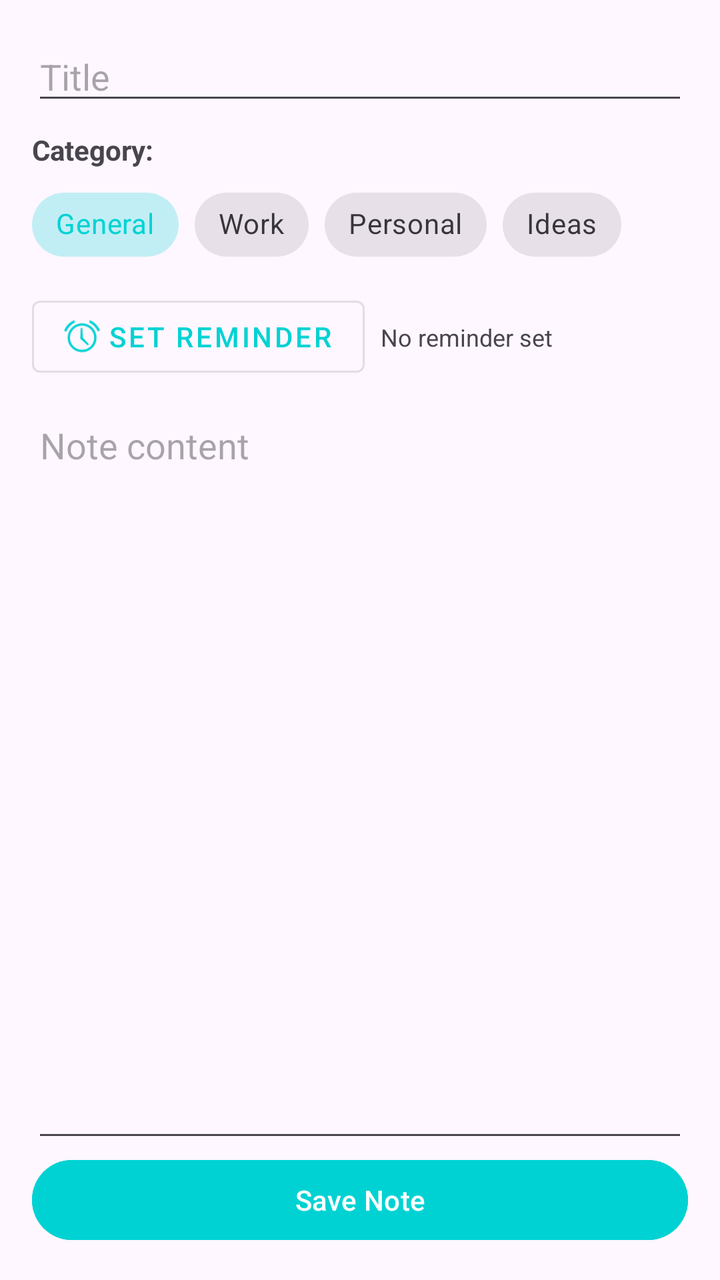
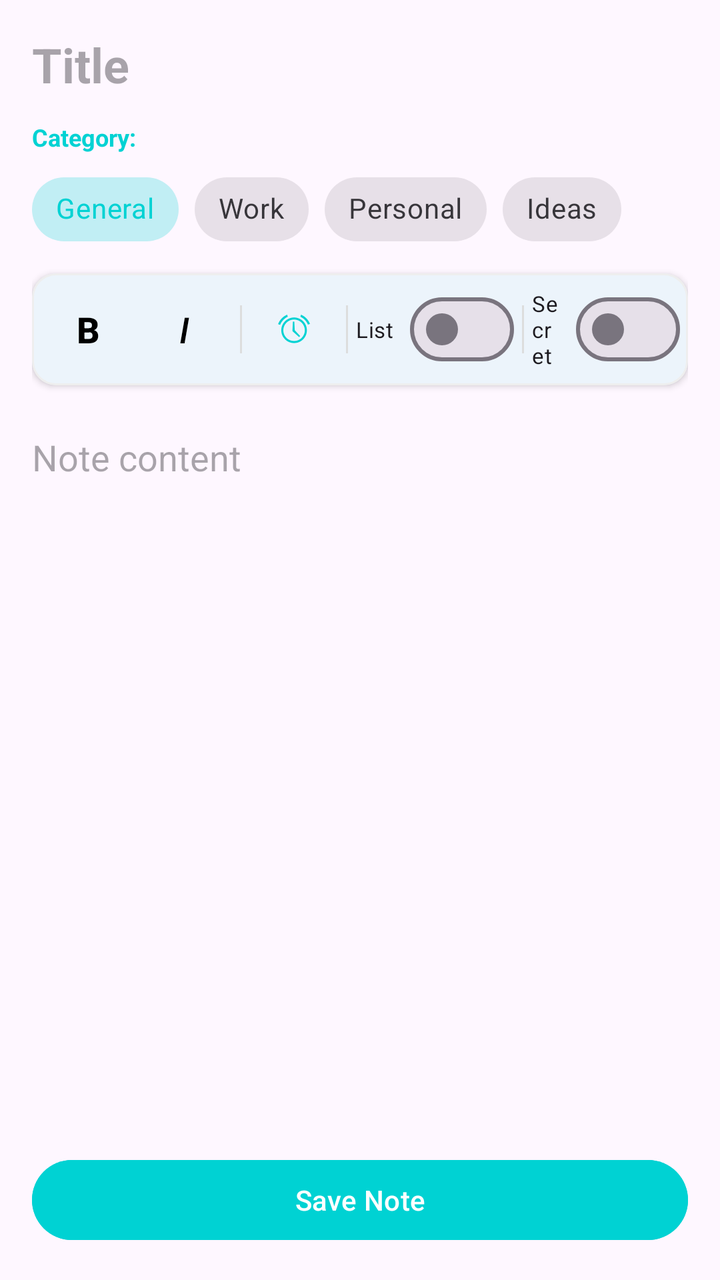

Two renders of the same Android screen: before a commit and after it. Below are the layout's source before the change and the commit's diff.
<!-- AndroidManifest.xml: application theme Theme.Task -->
<!-- res/layout/fragment_second.xml -->
<?xml version="1.0" encoding="utf-8"?>
<androidx.constraintlayout.widget.ConstraintLayout xmlns:android="http://schemas.android.com/apk/res/android"
    xmlns:app="http://schemas.android.com/apk/res-auto"
    xmlns:tools="http://schemas.android.com/tools"
    android:layout_width="match_parent"
    android:layout_height="match_parent"
    android:padding="16dp"
    tools:context=".SecondFragment">

    <EditText
        android:id="@+id/edit_text_title"
        android:layout_width="0dp"
        android:layout_height="wrap_content"
        android:hint="@string/note_title_hint"
        android:inputType="textPersonName"
        app:layout_constraintEnd_toEndOf="parent"
        app:layout_constraintStart_toStartOf="parent"
        app:layout_constraintTop_toTopOf="parent" />

    <TextView
        android:id="@+id/text_view_category_label"
        android:layout_width="wrap_content"
        android:layout_height="wrap_content"
        android:layout_marginTop="8dp"
        android:text="Category:"
        android:textStyle="bold"
        app:layout_constraintStart_toStartOf="parent"
        app:layout_constraintTop_toBottomOf="@id/edit_text_title" />

    <HorizontalScrollView
        android:id="@+id/scroll_view_categories"
        android:layout_width="0dp"
        android:layout_height="wrap_content"
        android:layout_marginTop="4dp"
        android:scrollbars="none"
        app:layout_constraintEnd_toEndOf="parent"
        app:layout_constraintStart_toStartOf="parent"
        app:layout_constraintTop_toBottomOf="@id/text_view_category_label">

        <com.google.android.material.chip.ChipGroup
            android:id="@+id/chip_group_category"
            android:layout_width="wrap_content"
            android:layout_height="wrap_content"
            app:singleSelection="true"
            app:selectionRequired="true">

            <com.google.android.material.chip.Chip
                android:id="@+id/chip_general"
                style="@style/Widget.MaterialComponents.Chip.Choice"
                android:layout_width="wrap_content"
                android:layout_height="wrap_content"
                android:text="General"
                android:checked="true" />

            <com.google.android.material.chip.Chip
                android:id="@+id/chip_work"
                style="@style/Widget.MaterialComponents.Chip.Choice"
                android:layout_width="wrap_content"
                android:layout_height="wrap_content"
                android:text="Work" />

            <com.google.android.material.chip.Chip
                android:id="@+id/chip_personal"
                style="@style/Widget.MaterialComponents.Chip.Choice"
                android:layout_width="wrap_content"
                android:layout_height="wrap_content"
                android:text="Personal" />

            <com.google.android.material.chip.Chip
                android:id="@+id/chip_ideas"
                style="@style/Widget.MaterialComponents.Chip.Choice"
                android:layout_width="wrap_content"
                android:layout_height="wrap_content"
                android:text="Ideas" />

        </com.google.android.material.chip.ChipGroup>
    </HorizontalScrollView>

    <Button
        android:id="@+id/button_set_reminder"
        style="@style/Widget.MaterialComponents.Button.OutlinedButton"
        android:layout_width="wrap_content"
        android:layout_height="wrap_content"
        android:layout_marginTop="8dp"
        android:text="Set Reminder"
        android:textColor="@color/company_teal"
        app:icon="@android:drawable/ic_lock_idle_alarm"
        app:iconTint="@color/company_teal"
        app:layout_constraintStart_toStartOf="parent"
        app:layout_constraintTop_toBottomOf="@id/scroll_view_categories" />

    <ImageButton
        android:id="@+id/button_remove_reminder"
        android:layout_width="wrap_content"
        android:layout_height="wrap_content"
        android:background="?attr/selectableItemBackgroundBorderless"
        android:src="@android:drawable/ic_menu_close_clear_cancel"
        android:visibility="gone"
        app:layout_constraintBottom_toBottomOf="@id/button_set_reminder"
        app:layout_constraintStart_toEndOf="@id/button_set_reminder"
        app:layout_constraintTop_toTopOf="@id/button_set_reminder"
        app:tint="@android:color/holo_red_dark" />

    <TextView
        android:id="@+id/text_view_reminder_info"
        android:layout_width="0dp"
        android:layout_height="wrap_content"
        android:layout_marginStart="8dp"
        android:text="No reminder set"
        android:textSize="12sp"
        app:layout_constraintBottom_toBottomOf="@id/button_set_reminder"
        app:layout_constraintEnd_toEndOf="parent"
        app:layout_constraintStart_toEndOf="@id/button_remove_reminder"
        app:layout_constraintTop_toTopOf="@id/button_set_reminder" />

    <EditText
        android:id="@+id/edit_text_content"
        android:layout_width="0dp"
        android:layout_height="0dp"
        android:layout_marginTop="8dp"
        android:gravity="top"
        android:hint="@string/note_content_hint"
        android:inputType="textMultiLine"
        app:layout_constraintBottom_toTopOf="@+id/button_save"
        app:layout_constraintEnd_toEndOf="parent"
        app:layout_constraintStart_toStartOf="parent"
        app:layout_constraintTop_toBottomOf="@id/button_set_reminder" />

    <Button
        android:id="@+id/button_save"
        android:layout_width="match_parent"
        android:layout_height="wrap_content"
        android:backgroundTint="@color/company_teal"
        android:text="@string/save_note"
        android:textColor="@color/white"
        app:layout_constraintBottom_toBottomOf="parent"
        app:layout_constraintEnd_toEndOf="parent"
        app:layout_constraintStart_toStartOf="parent" />

</androidx.constraintlayout.widget.ConstraintLayout>
<!-- resources referenced by this layout -->
<resources>
  <color name="company_teal">#00D2D3</color>
  <color name="white">#FFFFFFFF</color>
  <string name="note_content_hint">Note content</string>
  <string name="note_title_hint">Title</string>
  <string name="save_note">Save Note</string>
  <style name="Theme.Task" parent="Base.Theme.Task" />
  <style name="Base.Theme.Task" parent="Theme.Material3.DayNight.NoActionBar">
          
          <item name="colorPrimary">@color/company_teal</item>
          <item name="colorSecondary">@color/company_blue</item>
          <item name="android:statusBarColor">@color/company_dark_blue</item>
      </style>
  <color name="company_blue">#42A5F5</color>
  <color name="company_dark_blue">#1E88E5</color>
</resources>

<!-- the commit's change to res/layout/fragment_second.xml (unified diff, before → after) -->
@@ -11,8 +11,11 @@
         android:id="@+id/edit_text_title"
         android:layout_width="0dp"
         android:layout_height="wrap_content"
+        android:background="@android:color/transparent"
         android:hint="@string/note_title_hint"
         android:inputType="textPersonName"
+        android:textAppearance="@style/TextAppearance.Material3.HeadlineSmall"
+        android:textStyle="bold"
         app:layout_constraintEnd_toEndOf="parent"
         app:layout_constraintStart_toStartOf="parent"
         app:layout_constraintTop_toTopOf="parent" />
@@ -21,8 +24,10 @@
         android:id="@+id/text_view_category_label"
         android:layout_width="wrap_content"
         android:layout_height="wrap_content"
-        android:layout_marginTop="8dp"
+        android:layout_marginTop="12dp"
         android:text="Category:"
+        android:textColor="@color/company_teal"
+        android:textSize="12sp"
         android:textStyle="bold"
         app:layout_constraintStart_toStartOf="parent"
         app:layout_constraintTop_toBottomOf="@id/edit_text_title" />
@@ -41,16 +46,16 @@
             android:id="@+id/chip_group_category"
             android:layout_width="wrap_content"
             android:layout_height="wrap_content"
-            app:singleSelection="true"
-            app:selectionRequired="true">
+            app:selectionRequired="true"
+            app:singleSelection="true">
 
             <com.google.android.material.chip.Chip
                 android:id="@+id/chip_general"
                 style="@style/Widget.MaterialComponents.Chip.Choice"
                 android:layout_width="wrap_content"
                 android:layout_height="wrap_content"
-                android:text="General"
-                android:checked="true" />
+                android:checked="true"
+                android:text="General" />
 
             <com.google.android.material.chip.Chip
                 android:id="@+id/chip_work"
@@ -76,55 +81,134 @@
         </com.google.android.material.chip.ChipGroup>
     </HorizontalScrollView>
 
-    <Button
-        android:id="@+id/button_set_reminder"
-        style="@style/Widget.MaterialComponents.Button.OutlinedButton"
-        android:layout_width="wrap_content"
+    
+    <com.google.android.material.card.MaterialCardView
+        android:id="@+id/card_toolbar"
+        android:layout_width="0dp"
         android:layout_height="wrap_content"
         android:layout_marginTop="8dp"
-        android:text="Set Reminder"
-        android:textColor="@color/company_teal"
-        app:icon="@android:drawable/ic_lock_idle_alarm"
-        app:iconTint="@color/company_teal"
-        app:layout_constraintStart_toStartOf="parent"
-        app:layout_constraintTop_toBottomOf="@id/scroll_view_categories" />
-
-    <ImageButton
-        android:id="@+id/button_remove_reminder"
-        android:layout_width="wrap_content"
-        android:layout_height="wrap_content"
-        android:background="?attr/selectableItemBackgroundBorderless"
-        android:src="@android:drawable/ic_menu_close_clear_cancel"
-        android:visibility="gone"
-        app:layout_constraintBottom_toBottomOf="@id/button_set_reminder"
-        app:layout_constraintStart_toEndOf="@id/button_set_reminder"
-        app:layout_constraintTop_toTopOf="@id/button_set_reminder"
-        app:tint="@android:color/holo_red_dark" />
+        app:cardCornerRadius="12dp"
+        app:cardElevation="2dp"
+        app:strokeColor="#EEEEEE"
+        app:strokeWidth="1dp"
+        app:layout_constraintEnd_toEndOf="parent"
+        app:layout_constraintStart_toStartOf="parent"
+        app:layout_constraintTop_toBottomOf="@id/scroll_view_categories">
+
+        <LinearLayout
+            android:layout_width="match_parent"
+            android:layout_height="wrap_content"
+            android:gravity="center_vertical"
+            android:orientation="horizontal"
+            android:padding="4dp">
+
+            
+            <com.google.android.material.button.MaterialButton
+                android:id="@+id/button_bold"
+                style="@style/Widget.Material3.Button.TextButton"
+                android:layout_width="48dp"
+                android:layout_height="48dp"
+                android:text="B"
+                android:textColor="@color/black"
+                android:textSize="18sp"
+                android:textStyle="bold"
+                app:paddingEnd="0dp"
+                app:paddingStart="0dp" />
+
+            <com.google.android.material.button.MaterialButton
+                android:id="@+id/button_italic"
+                style="@style/Widget.Material3.Button.TextButton"
+                android:layout_width="48dp"
+                android:layout_height="48dp"
+                android:text="I"
+                android:textColor="@color/black"
+                android:textSize="18sp"
+                android:textStyle="italic"
+                app:paddingEnd="0dp"
+                app:paddingStart="0dp" />
+
+            <View
+                android:layout_width="1dp"
+                android:layout_height="24dp"
+                android:layout_marginHorizontal="4dp"
+                android:background="#DDDDDD" />
+
+            
+            <ImageButton
+                android:id="@+id/button_set_reminder"
+                android:layout_width="44dp"
+                android:layout_height="44dp"
+                android:background="?attr/selectableItemBackgroundBorderless"
+                android:contentDescription="Set Reminder"
+                android:src="@android:drawable/ic_lock_idle_alarm"
+                app:tint="@color/company_teal" />
+
+            <ImageButton
+                android:id="@+id/button_remove_reminder"
+                android:layout_width="28dp"
+                android:layout_height="28dp"
+                android:background="?attr/selectableItemBackgroundBorderless"
+                android:contentDescription="Remove Reminder"
+                android:src="@android:drawable/ic_menu_close_clear_cancel"
+                android:visibility="gone"
+                app:tint="@android:color/holo_red_dark" />
+
+            <View
+                android:layout_width="1dp"
+                android:layout_height="24dp"
+                android:layout_marginHorizontal="4dp"
+                android:background="#DDDDDD" />
+
+            
+            <com.google.android.material.materialswitch.MaterialSwitch
+                android:id="@+id/switch_checklist"
+                android:layout_width="wrap_content"
+                android:layout_height="wrap_content"
+                android:text="List"
+                android:textSize="11sp"
+                app:switchPadding="8dp" />
+
+            <View
+                android:layout_width="1dp"
+                android:layout_height="24dp"
+                android:layout_marginHorizontal="4dp"
+                android:background="#DDDDDD" />
+
+            
+            <com.google.android.material.materialswitch.MaterialSwitch
+                android:id="@+id/switch_secret"
+                android:layout_width="wrap_content"
+                android:layout_height="wrap_content"
+                android:text="Secret"
+                android:textSize="11sp"
+                app:switchPadding="8dp" />
+
+        </LinearLayout>
+    </com.google.android.material.card.MaterialCardView>
 
     <TextView
         android:id="@+id/text_view_reminder_info"
-        android:layout_width="0dp"
-        android:layout_height="wrap_content"
-        android:layout_marginStart="8dp"
-        android:text="No reminder set"
-        android:textSize="12sp"
-        app:layout_constraintBottom_toBottomOf="@id/button_set_reminder"
-        app:layout_constraintEnd_toEndOf="parent"
-        app:layout_constraintStart_toEndOf="@id/button_remove_reminder"
-        app:layout_constraintTop_toTopOf="@id/button_set_reminder" />
+        android:layout_width="wrap_content"
+        android:layout_height="wrap_content"
+        android:layout_marginTop="2dp"
+        android:textColor="#999999"
+        android:textSize="10sp"
+        app:layout_constraintStart_toStartOf="parent"
+        app:layout_constraintTop_toBottomOf="@id/card_toolbar" />
 
     <EditText
         android:id="@+id/edit_text_content"
         android:layout_width="0dp"
         android:layout_height="0dp"
         android:layout_marginTop="8dp"
+        android:background="@android:color/transparent"
         android:gravity="top"
         android:hint="@string/note_content_hint"
         android:inputType="textMultiLine"
         app:layout_constraintBottom_toTopOf="@+id/button_save"
         app:layout_constraintEnd_toEndOf="parent"
         app:layout_constraintStart_toStartOf="parent"
-        app:layout_constraintTop_toBottomOf="@id/button_set_reminder" />
+        app:layout_constraintTop_toBottomOf="@id/text_view_reminder_info" />
 
     <Button
         android:id="@+id/button_save"
<!-- resource entries referenced after the edit -->
@@ -1,5 +1,6 @@
 <!-- resources referenced by this layout -->
 <resources>
+  <color name="black">#FF000000</color>
   <color name="company_teal">#00D2D3</color>
   <color name="white">#FFFFFFFF</color>
   <string name="note_content_hint">Note content</string>
